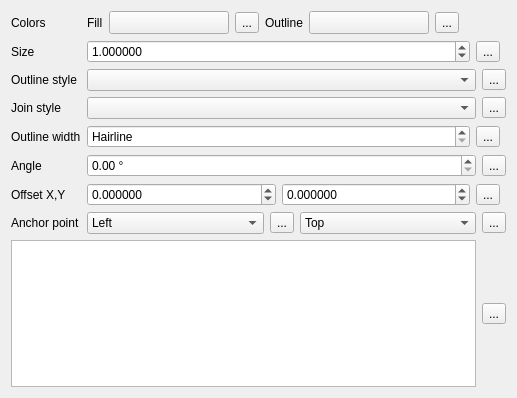
Old version of the form src/ui/symbollayer/widget_simplemarker.ui in the repository carsmie/QGIS.
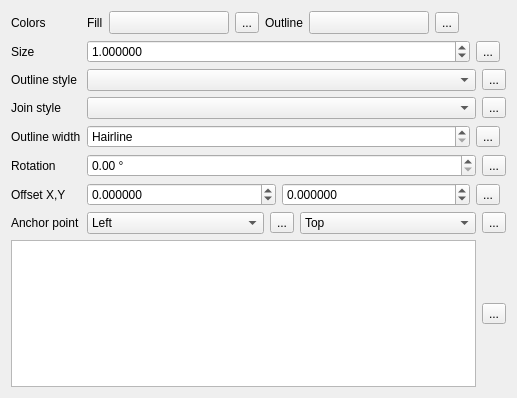
New version of the form. Custom widgets are drawn as their Qt base class.

Commit message: More consistency on gui labels

```diff
--- a/src/ui/symbollayer/widget_simplemarker.ui
+++ b/src/ui/symbollayer/widget_simplemarker.ui
@@ -308,7 +308,7 @@
    <item row="8" column="0">
     <widget class="QLabel" name="label_4">
      <property name="text">
-      <string>Angle</string>
+      <string>Rotation</string>
      </property>
     </widget>
    </item>
```
The commit also changes 5 other files.
